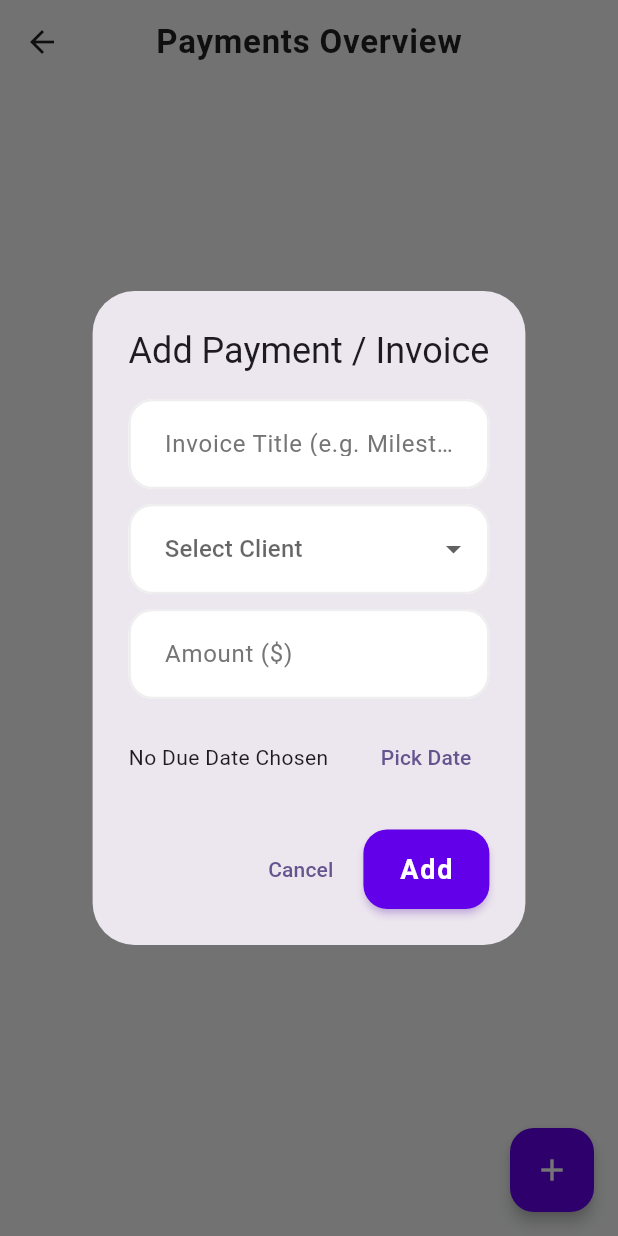
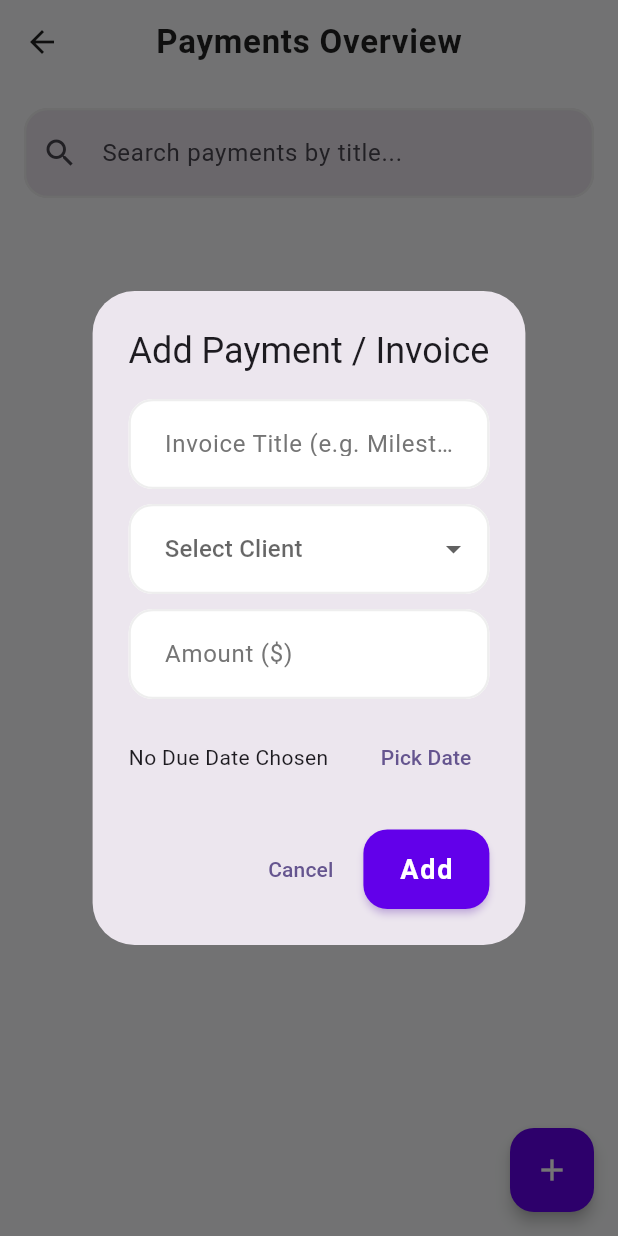
Before and after one commit to kalviumcommunity/S84-0226-Limitless-Flutter-HustleHub, a Flutter app: the PaymentsScreen screen opened directly, after a tap on the "add" icon, on a phone screen of 412 x 824 dp. Run offline on Flutter 3.47's test engine with Material 3 defaults, Android fonts, the phone set to English and light mode, and no system bars; our stand-ins replace cloud_firestore, firebase_auth, firebase_core; accounts and stored records are empty.

Commit message:
feat: Add search filtering functionality to Payments Screen

```diff
--- a/hustlehub/lib/screens/payments_screen.dart
+++ b/hustlehub/lib/screens/payments_screen.dart
@@ -12,6 +12,8 @@
 }
 
 class _PaymentsScreenState extends State<PaymentsScreen> {
+  String _searchQuery = '';
+
   @override
   void initState() {
     super.initState();
@@ -146,19 +148,43 @@
       ),
       body: Consumer2<PaymentsProvider, ClientsProvider>(
         builder: (context, paymentsProvider, clientsProvider, child) {
-          if (paymentsProvider.isLoading) {
-            return const Center(child: CircularProgressIndicator());
-          }
 
-          if (paymentsProvider.payments.isEmpty) {
-            return const Center(child: Text("No payments found. Add an invoice above."));
-          }
+          final filteredPayments = paymentsProvider.payments.where((p) {
+              return p.title.toLowerCase().contains(_searchQuery.toLowerCase());
+          }).toList();
 
-          return ListView.builder(
-            padding: const EdgeInsets.all(16.0),
-            itemCount: paymentsProvider.payments.length,
-            itemBuilder: (context, index) {
-              final payment = paymentsProvider.payments[index];
+          return Column(
+            children: [
+              Padding(
+                padding: const EdgeInsets.all(16.0),
+                child: TextField(
+                  decoration: InputDecoration(
+                    hintText: 'Search payments by title...',
+                    prefixIcon: const Icon(Icons.search),
+                    filled: true,
+                    fillColor: Theme.of(context).colorScheme.surfaceContainerHighest,
+                    border: OutlineInputBorder(
+                      borderRadius: BorderRadius.circular(12),
+                      borderSide: BorderSide.none,
+                    ),
+                  ),
+                  onChanged: (value) {
+                    setState(() {
+                      _searchQuery = value;
+                    });
+                  },
+                ),
+              ),
+              Expanded(
+                child: paymentsProvider.isLoading
+                    ? const Center(child: CircularProgressIndicator())
+                    : filteredPayments.isEmpty
+                        ? const Center(child: Text("No payments found."))
+                        : ListView.builder(
+                            padding: const EdgeInsets.symmetric(horizontal: 16.0),
+                            itemCount: filteredPayments.length,
+                            itemBuilder: (context, index) {
+                              final payment = filteredPayments[index];
 
               String clientName = "Unknown Client";
               try {
@@ -259,6 +285,9 @@
                 ),
               );
             },
+          ),
+          ), // End of Expanded
+          ],
           );
         },
       ),
```
